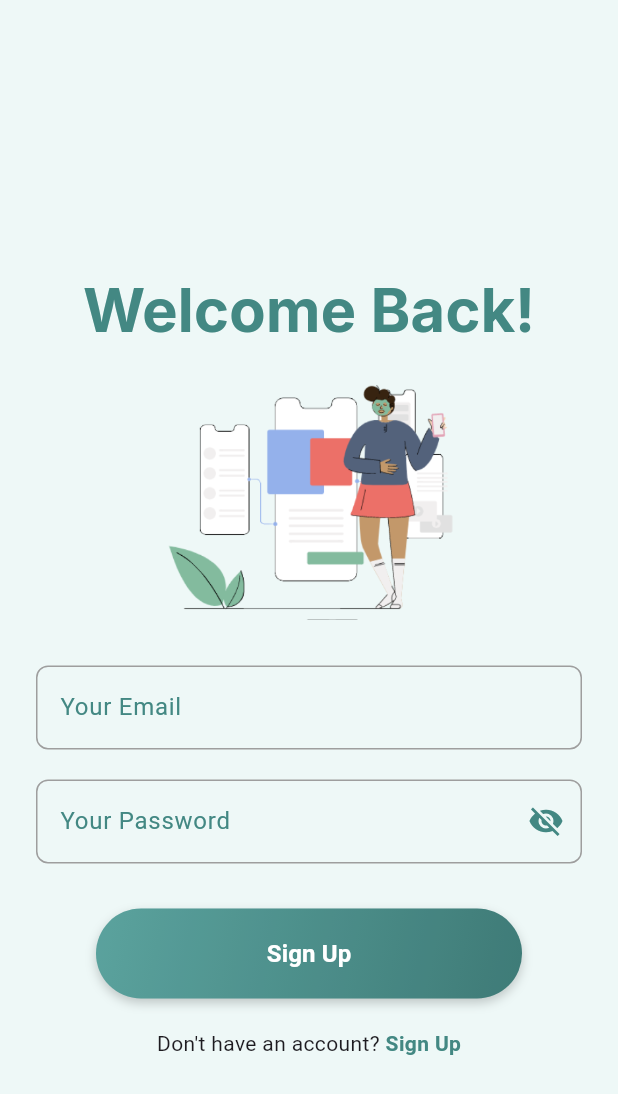
After one commit to VictoriaShirleyUnifei/MyFinances, a Flutter app: the LoginPage screen opened directly, on a phone screen of 412 x 824 dp. The commit adds this screen. Shown: the top 1094 px of the screen. Run offline on Flutter 3.47's test engine with Material 3 defaults, Android fonts, the phone set to English and light mode, and no system bars; drawn by our look-alikes of reactive_forms; our stand-ins replace flutter_svg, logger.

Commit message:
feature: Tela de login

```diff
--- a/lib/app.dart
+++ b/lib/app.dart
@@ -1,5 +1,5 @@
 import 'package:flutter/material.dart';
-import 'package:my_finances/features/onboarding/onboarding_page.dart';
+import 'package:my_finances/features/login/login_page.dart';
 
 class App extends StatelessWidget {
   const App({super.key});
@@ -7,7 +7,7 @@ class App extends StatelessWidget {
   @override
   Widget build(BuildContext context) {
     return MaterialApp(
-      home: OnboardingPage()
+      home: LoginPage()
     );
   }
 }
--- /dev/null
+++ b/lib/features/login/login_page.dart
@@ -0,0 +1,145 @@
+import 'package:flutter/material.dart';
+import 'package:my_finances/common/constants/app_colors.dart';
+import 'package:my_finances/common/constants/app_text_styles.dart';
+import 'package:my_finances/common/widgets/custom_input.dart';
+import 'package:my_finances/common/widgets/primary_button.dart';
+import 'package:reactive_forms/reactive_forms.dart';
+import 'package:logger/logger.dart';
+
+class LoginPage extends StatefulWidget {
+  const LoginPage({super.key});
+
+  @override
+  LoginPageState createState() => LoginPageState();
+}
+
+class LoginPageState extends State<LoginPage> {
+  final logger = Logger();
+
+  final form = FormGroup({
+    'email': FormControl<String>(
+      validators: [Validators.required, Validators.email],
+    ),
+    'password': FormControl<String>(
+      validators: [
+        Validators.required,
+        Validators.minLength(8),
+        Validators.pattern(r'[A-Z]'),
+        Validators.pattern(r'[0-9]'),
+      ],
+    ),
+  });
+
+  @override
+  Widget build(BuildContext context) {
+    return Scaffold(
+      backgroundColor: AppColors.background,
+      body: ReactiveForm(
+        formGroup: form,
+        child: Padding(
+          padding: const EdgeInsets.symmetric(horizontal: 24),
+          child: Column(
+            children: [
+              const SizedBox(height: 60),
+              Expanded(
+                flex: 2,
+                child: Center(
+                  child: Column(
+                    mainAxisSize: MainAxisSize.min,
+                    children: [
+                      Text(
+                        'Welcome Back!',
+                        textAlign: TextAlign.center,
+                        style: AppTextStyles.bigText.copyWith(
+                          color: AppColors.primary,
+                        ),
+                      ),
+                      const SizedBox(height: 20),
+                      Image.asset('assets/images/login.png'),
+                      const SizedBox(height: 30),
+
+                      // EMAIL
+                      CustomReactiveTextField(
+                        formControlName: 'email',
+                        label: 'Your Email',
+                        keyboardType: TextInputType.emailAddress,
+                        validationMessages: {
+                          ValidationMessage.required: (_) =>
+                              'Email is required',
+                          ValidationMessage.email: (_) => 'Invalid email',
+                        },
+                      ),
+                      const SizedBox(height: 20),
+
+                      // PASSWORD
+                      CustomReactiveTextField(
+                        formControlName: 'password',
+                        label: 'Your Password',
+                        obscureText: true,
+                        validationMessages: {
+                          ValidationMessage.required: (_) =>
+                              'Password is required',
+                          ValidationMessage.minLength: (_) =>
+                              'Minimum 8 characters',
+                          ValidationMessage.pattern: (_) =>
+                              'Include at least one number and uppercase letter',
+                        },
+                      ),
+                      const SizedBox(height: 30),
+
+                      // BUTTON
+                      Padding(
+                        padding: const EdgeInsets.symmetric(horizontal: 40.0),
+                        child: SizedBox(
+                          width: double.infinity,
+                          height: 60,
+                          child: ReactiveFormConsumer(
+                            builder: (context, form, child) {
+                              return PrimaryButton(
+                                text: 'Sign Up',
+                                onPressed: form.valid
+                                    ? () {
+                                        final value = form.value;
+                                        logger.i('Form Values: $value');
+                                      }
+                                    : null,
+                              );
+                            },
+                          ),
+                        ),
+                      ),
+                      const SizedBox(height: 20),
+
+                      // SIGN UP LINK
+                      Row(
+                        mainAxisAlignment: MainAxisAlignment.center,
+                        children: [
+                          const Text("Don't have an account? "),
+                          MouseRegion(
+                            cursor: SystemMouseCursors.click,
+                            child: GestureDetector(
+                              onTap: () {
+                                // ação para registro
+                              },
+                              child: Text(
+                                "Sign Up",
+                                style: TextStyle(
+                                  fontWeight: FontWeight.bold,
+                                  color: AppColors.primary,
+                                ),
+                              ),
+                            ),
+                          ),
+                        ],
+                      ),
+                    ],
+                  ),
+                ),
+              ),
+            ],
+          ),
+        ),
+      ),
+    );
+  }
+}
--- a/lib/features/sign_up/sign_up_page.dart
+++ b/lib/features/sign_up/sign_up_page.dart
@@ -143,7 +143,6 @@ class SignUpPage extends StatelessWidget {
                         style: TextStyle(
                           fontWeight: FontWeight.bold,
                           color: AppColors.primary,
-                          decoration: TextDecoration.underline,
                         ),
                       ),
                     ),
```
Also changed, not shown: assets/images/login.png (added).
